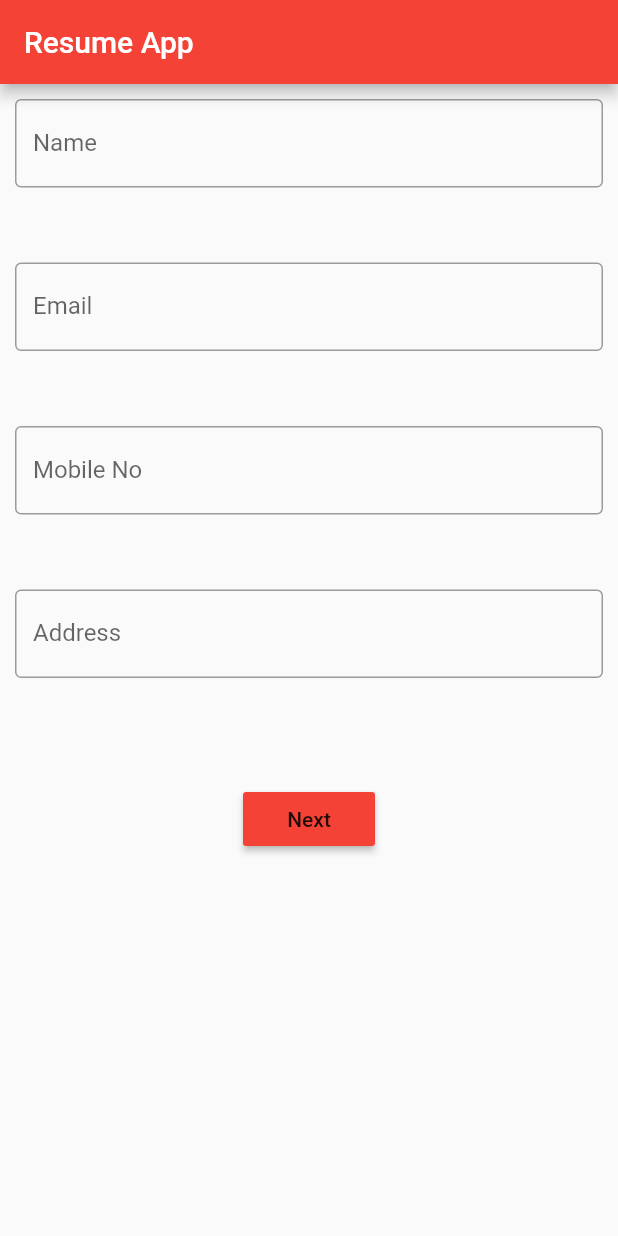
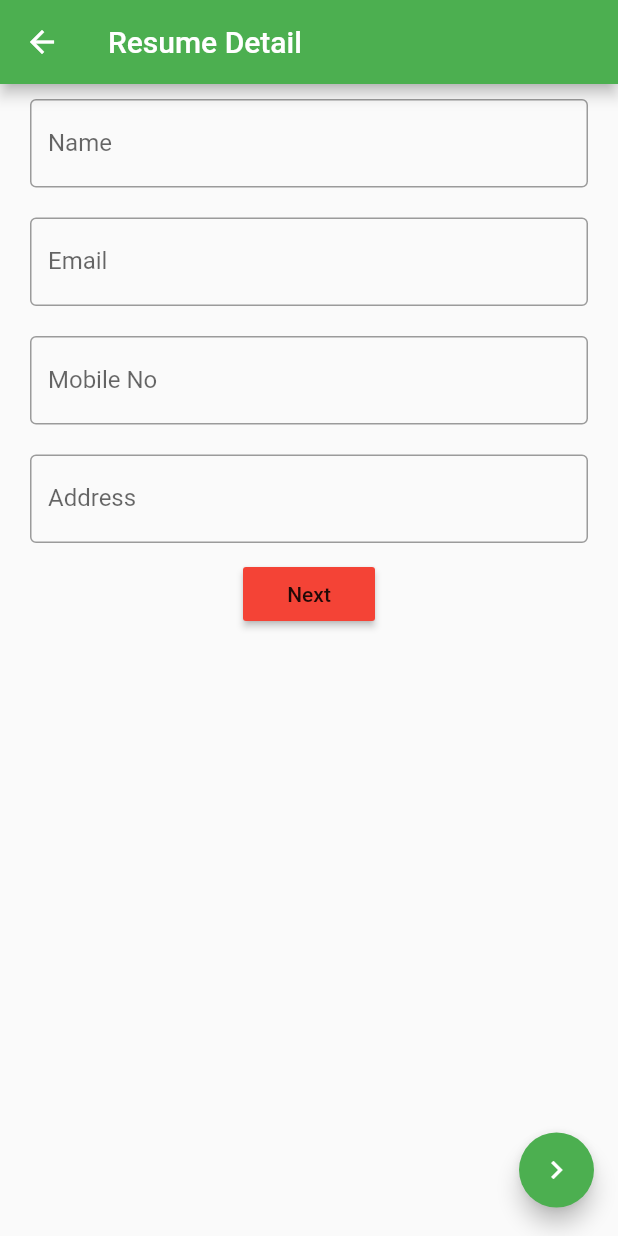
Before and after one commit to sumitsingh1698/resume_app, a Flutter app: the UserDetail screen opened directly, on a phone screen of 412 x 824 dp. Run offline on Flutter 3.47's test engine with Material 2 defaults, Android fonts, the phone set to English and light mode, and no system bars; our stand-ins replace fluro, pdf, printing; statements that could not run were skipped.

```diff
--- a/lib/src/routing/route_handlers.dart
+++ b/lib/src/routing/route_handlers.dart
@@ -1,6 +1,7 @@
 import 'package:fluro/fluro.dart';
 import 'package:flutter/cupertino.dart';
 import 'package:resume_app/src/ui/convert_pdf.dart';
+import 'package:resume_app/src/ui/textpage.dart';
 import 'package:resume_app/src/ui/user_detail.dart';
 
 var userDetailHandler = Handler(
@@ -12,3 +13,7 @@ var convertPdfHandler = Handler(
   handlerFunc: (BuildContext context, Map<String,dynamic> parms){
     return ConvertPdf();
   });
+  var textpageHandler = Handler(
+  handlerFunc: (BuildContext context, Map<String,dynamic> parms){
+    return TextFile();
+  });
--- a/lib/src/routing/routes.dart
+++ b/lib/src/routing/routes.dart
@@ -6,10 +6,11 @@ class Routes{
      static const main = "/";
      static const userDetail = "/userdetail";
      static const convertPdf = "/convertpdf";
-
+     static const textpage = "/textpage";
      static void configureRouter(Router router){
 
          router.define(userDetail, handler: userDetailHandler);
          router.define(convertPdf, handler: convertPdfHandler);
+         router.define(textpage, handler: textpageHandler);
      }
 }
--- a/lib/src/ui/user_detail.dart
+++ b/lib/src/ui/user_detail.dart
@@ -1,52 +1,68 @@
 import 'package:flutter/cupertino.dart';
 import 'package:flutter/material.dart';
+import 'package:resume_app/src/routing/application.dart';
 
 import '../widgets/text_form_field.dart';
 
-class UserDetail extends StatelessWidget {
+class UserDetail extends StatefulWidget {
+
   @override
+  _UserDetailState createState() => _UserDetailState();
+}
+
+class _UserDetailState extends State<UserDetail> {
   Widget build(BuildContext context) {
     final GlobalKey<FormState> formkey = GlobalKey<FormState>();
-    Map<String,String> data = Map<String,String>();
+    Map<String, String> data = Map<String, String>();
+    print("ram ram");
+    return Scaffold(
+      floatingActionButton: Container(
+        width: 50,
+        child: FloatingActionButton(
+          splashColor: Colors.red,
+          child: Icon(
+            Icons.navigate_next,
+          ),
+          onPressed: () {
+            if (formkey.currentState.validate()) {
+              formkey.currentState.save();
+              data.forEach((String s, String a) => print("$s   s:  $a \n"));
+              Application.router.navigateTo(context, "/textpage");
 
-    return Scaffold(
-      appBar: AppBar(title:  Text("Resume App"),),
+            }
+          },
+        ),
+      ),
+      appBar: AppBar(
+        title: Text("Resume Detail"),
+      ),
       body: Container(
           child: SingleChildScrollView(
         child: Form(
           key: formkey,
           child: Column(
-
             children: <Widget>[
-
-                    TextFormfield(type: "Name",data: data),
-                    SizedBox(height: 30,),
-                    TextFormfield(type: "Email",data: data),
-                    SizedBox(height: 30,),
-                    TextFormfield(type: "Mobile No",data: data),
-                    SizedBox(height: 30,),
-                    TextFormfield(type: "Address",data: data),
-                    SizedBox(height: 30,),
-                    SizedBox(height: 30,),
+              TextFormfield(type: "Name", data: data),
+              TextFormfield(type: "Email", data: data),
+              TextFormfield(type: "Mobile No", data: data),
+              TextFormfield(type: "Address", data: data),
               RaisedButton(
                 padding: EdgeInsets.all(10.0),
-                     onPressed: (){
-                       if(formkey.currentState.validate()){
-
+                onPressed: () {
+                  if (formkey.currentState.validate()) {
                     formkey.currentState.save();
-                         data.forEach((String s,String a)=> print("$s   s:  $a \n"));
+                    data.forEach(
+                        (String s, String a) => print("$s   s:  $a \n"));
 
                     Navigator.popAndPushNamed(context, "/convertpdf");
                   }
-
                 },
                 child: Text("Next"),
               )
             ],
           ),
         ),
-          )
-      ),
+      )),
     );
   }
 }
--- a/lib/src/widgets/text_form_field.dart
+++ b/lib/src/widgets/text_form_field.dart
@@ -2,7 +2,7 @@ import 'package:flutter/material.dart';
 
 class TextFormfield extends StatelessWidget {
   final String type;
-  final Map<String,String> data;
+  final Map<String, String> data;
 
   TextFormfield({
     @required this.type,
@@ -12,16 +12,14 @@ class TextFormfield extends StatelessWidget {
   @override
   Widget build(BuildContext context) {
     return Container(
-      margin: EdgeInsets.all(10.0),
+      margin: EdgeInsets.symmetric(vertical: 10.0, horizontal: 20.0),
       child: TextFormField(
-        onSaved: (String value){
+        onSaved: (String value) {
           data["$type"] = value;
         },
-        validator: (value){
-
-          if(value.isEmpty)
-             return "Can't be empty";
-          if(type == "Email") {
+        validator: (value) {
+          if (value.isEmpty) return "Can't be empty";
+          if (type == "Email") {
             if (!RegExp("^[A-Za-z0-9+_.-]+@(.+)\$").hasMatch(value))
               return "Enter valid email";
           }
@@ -30,7 +28,6 @@ class TextFormfield extends StatelessWidget {
         decoration: InputDecoration(
           labelText: "$type",
           border: OutlineInputBorder(),
-
         ),
       ),
     );
```
Also changed, not shown: lib/src/myapp.dart (+4 -4 lines), lib/src/ui/convert_pdf.dart (+13 -6 lines), lib/src/ui/homepage.dart (added, +22 -0 lines), lib/src/ui/textpage.dart (added, +20 -0 lines). Lines whose indentation alone changed are shown as unchanged.
